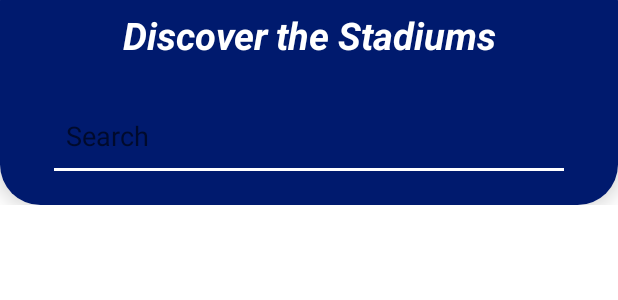
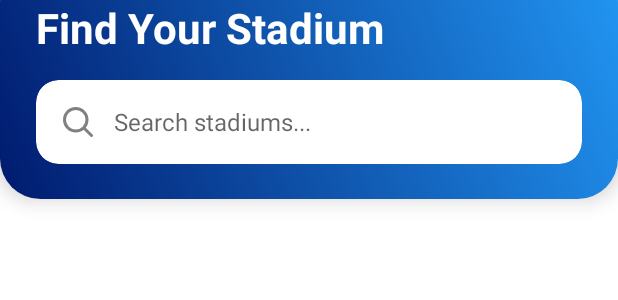
Before and after one commit to Hamza-Eng/AGSS, an Android app: the layout fragment_searche.xml on its own in the app's theme, with its tools: preview values and no code run, on a phone screen of 412 x 824 dp. Shown: the top 300 px of the screen. Run offline under Robolectric (Android 15) with nearby library versions, the phone set to English and light mode, and no system bars.

Commit message:
fix the search fragment

```diff
--- a/app/src/main/res/layout/fragment_searche.xml
+++ b/app/src/main/res/layout/fragment_searche.xml
@@ -6,84 +6,111 @@
     android:layout_height="match_parent"
     tools:context=".Fragments.SearcheFragment">
 
-
     <androidx.constraintlayout.widget.ConstraintLayout
         android:layout_width="match_parent"
-        android:layout_height="match_parent">
+        android:layout_height="match_parent"
+        android:background="@color/white">
 
-        <LinearLayout
-            app:layout_constraintTop_toTopOf="parent"
-            android:id="@+id/linearLayout"
-            android:layout_marginBottom="15dp"
+        <!-- Header Section -->
+        <androidx.cardview.widget.CardView
+            android:id="@+id/headerCard"
             android:layout_width="match_parent"
             android:layout_height="wrap_content"
-            android:orientation="vertical"
-            >
-
-            <androidx.cardview.widget.CardView
-                android:layout_width="match_parent"
-                android:layout_height="wrap_content"
-                android:paddingTop="15dp"
             android:layout_marginTop="-25dp"
             app:cardCornerRadius="27dp"
             app:cardElevation="8dp"
-                >
+            app:layout_constraintTop_toTopOf="parent">
 
             <LinearLayout
-                    android:background="#001A6E"
                 android:layout_width="match_parent"
-                    android:layout_height="match_parent"
+                android:layout_height="wrap_content"
+                android:background="@drawable/gradient_background"
                 android:orientation="vertical"
-                    android:padding="16dp">
+                android:padding="24dp">
 
                 <TextView
                     android:layout_width="match_parent"
                     android:layout_height="wrap_content"
-                        android:textStyle="bold|italic"
-                        android:layout_gravity="center"
-                        android:textAlignment="center"
-                        android:textSize="25sp"
+                    android:text="Find Your Stadium"
                     android:textColor="@color/white"
-                        android:paddingBottom="20dp"
-                        android:paddingTop="15dp"
-                        android:text="Discover the Stadiums" />
+                    android:textSize="28sp"
+                    android:textStyle="bold"
+                    android:layout_marginBottom="16dp"/>
+
+                <!-- Search Bar -->
+                <androidx.cardview.widget.CardView
+                    android:layout_width="match_parent"
+                    android:layout_height="56dp"
+                    app:cardCornerRadius="15dp"
+                    app:cardElevation="0dp">
+
+                    <LinearLayout
+                        android:layout_width="match_parent"
+                        android:layout_height="match_parent"
+                        android:gravity="center_vertical"
+                        android:orientation="horizontal"
+                        android:paddingHorizontal="16dp">
+
+                        <ImageView
+                            android:layout_width="24dp"
+                            android:layout_height="24dp"
+                            android:src="@drawable/search_svgrepo_com"
+                            android:alpha="0.5"/>
 
                         <EditText
-                        android:id="@+id/search"
-                        android:layout_width="match_parent"
-                        android:layout_height="60dp"
-                        android:layout_marginStart="16dp"
-                        android:layout_marginEnd="16dp"
-                        android:drawablePadding="12dp"
-                        android:hint="Search"
-
-                        android:textColor="@color/white"
-                        android:paddingStart="12dp"
-                        android:paddingEnd="12dp" />
-
+                            android:id="@+id/searchEditText"
+                            android:layout_width="0dp"
+                            android:layout_height="match_parent"
+                            android:layout_weight="1"
+                            android:background="@null"
+                            android:hint="Search stadiums..."
+                            android:textSize="16sp"
+                            android:layout_marginStart="12dp"
+                            android:inputType="text"
+                            android:imeOptions="actionSearch"/>
                     </LinearLayout>
-
+                </androidx.cardview.widget.CardView>
+            </LinearLayout>
         </androidx.cardview.widget.CardView>
 
-        </LinearLayout>
+        <!-- Results RecyclerView -->
+        <androidx.recyclerview.widget.RecyclerView
+            android:id="@+id/searchRecyclerView"
+            android:layout_width="match_parent"
+            android:layout_height="0dp"
+            android:layout_marginTop="16dp"
+            android:clipToPadding="false"
+            android:paddingBottom="80dp"
+            app:layout_constraintTop_toBottomOf="@id/headerCard"
+            app:layout_constraintBottom_toBottomOf="parent"/>
+
+        <!-- Empty State -->
         <LinearLayout
-    android:layout_width="match_parent"
+            android:id="@+id/emptyStateView"
+            android:layout_width="wrap_content"
             android:layout_height="wrap_content"
-    app:layout_constraintTop_toBottomOf="@+id/linearLayout"
+            android:orientation="vertical"
+            android:gravity="center"
+            android:visibility="gone"
+            app:layout_constraintTop_toBottomOf="@id/headerCard"
+            app:layout_constraintBottom_toBottomOf="parent"
+            app:layout_constraintStart_toStartOf="parent"
+            app:layout_constraintEnd_toEndOf="parent">
 
-    >
+            <ImageView
+                android:layout_width="120dp"
+                android:layout_height="120dp"
+                android:src="@drawable/search_svgrepo_com"
+                android:alpha="0.5"/>
 
-    <androidx.recyclerview.widget.RecyclerView
-        android:id="@+id/recyclerView"
-        android:layout_width="match_parent"
+            <TextView
+                android:layout_width="wrap_content"
                 android:layout_height="wrap_content"
-        android:padding="8dp"
-        app:layout_constraintBottom_toBottomOf="parent"
-        app:layout_constraintVertical_bias="0.102"
-        tools:layout_editor_absoluteX="0dp" />
+                android:text="No results found"
+                android:textSize="18sp"
+                android:textStyle="bold"
+                android:layout_marginTop="16dp"/>
         </LinearLayout>
 
     </androidx.constraintlayout.widget.ConstraintLayout>
-
-
 </FrameLayout>
```
Also changed, not shown: app/src/main/java/com/example/agss/Fragments/SearcheFragment.kt (+67 -88 lines), app/src/main/java/com/example/agss/adapters/SearchResultAdapter.kt (added, +42 -0 lines), app/src/main/java/com/example/agss/models/SearchResult.kt (added, +9 -0 lines), app/src/main/res/layout/item_stadium.xml (+7 -5 lines). Lines whose indentation alone changed are shown as unchanged.
